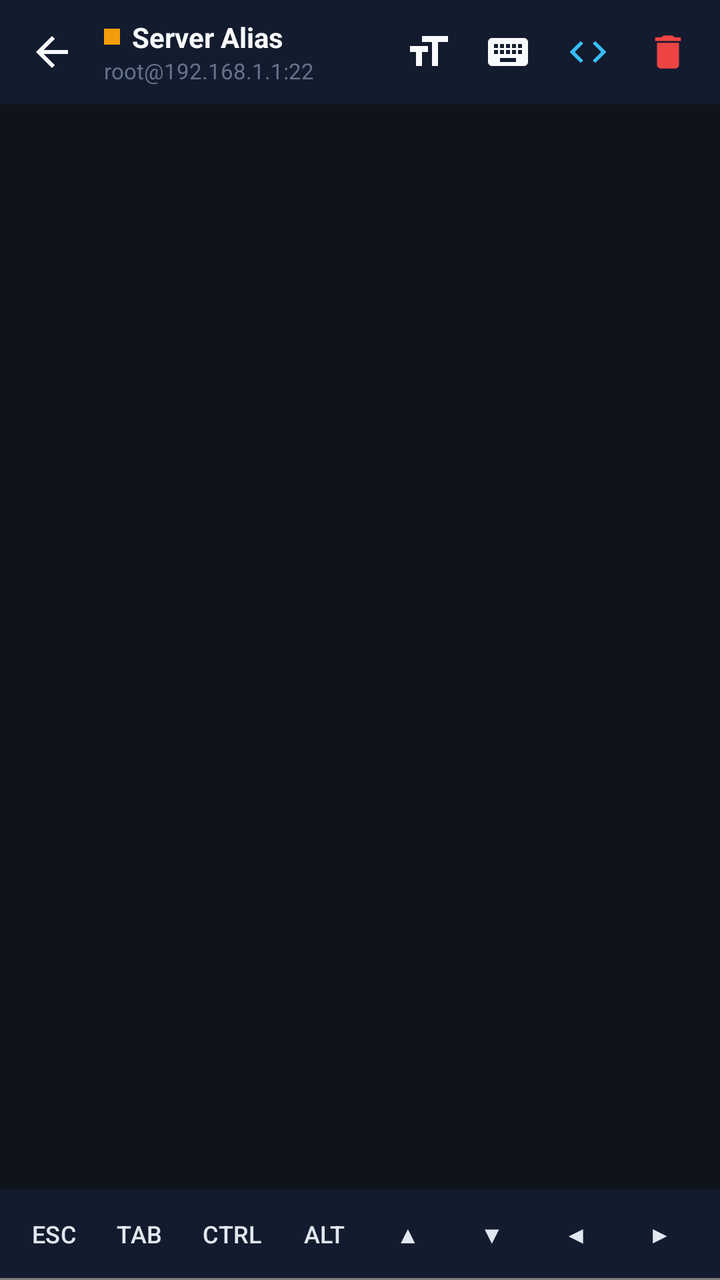
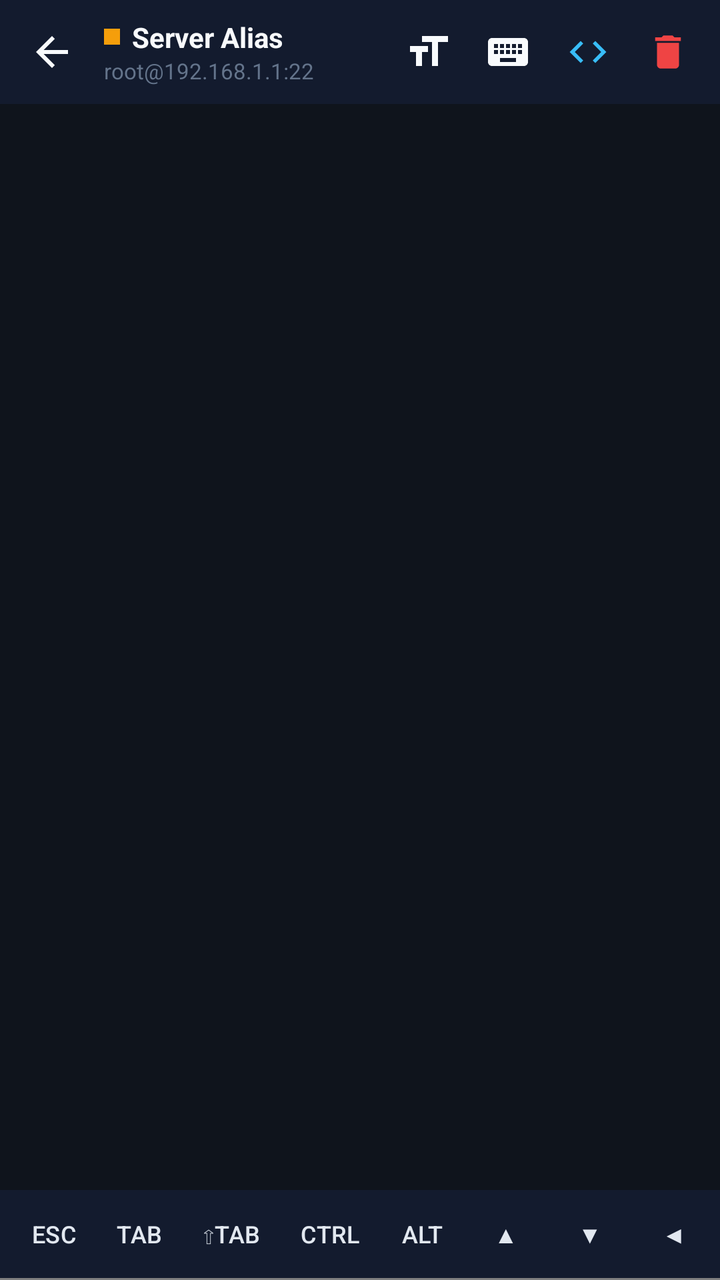

The first picture is an Android layout as it rendered before a commit; the second is the same layout after the commit. The layout source and the unified diff follow.
<!-- AndroidManifest.xml: activity theme Theme.LeuwiPanjang.Terminal -->
<!-- res/layout/activity_terminal.xml -->
<?xml version="1.0" encoding="utf-8"?>
<LinearLayout xmlns:android="http://schemas.android.com/apk/res/android"
    xmlns:app="http://schemas.android.com/apk/res-auto"
    android:layout_width="match_parent"
    android:layout_height="match_parent"
    android:background="@color/terminal_bg"
    android:orientation="vertical">

    
    <LinearLayout
        android:layout_width="match_parent"
        android:layout_height="52dp"
        android:background="@color/surface_dark"
        android:gravity="center_vertical"
        android:orientation="horizontal"
        android:paddingStart="8dp"
        android:paddingEnd="8dp">

        <ImageView
            android:id="@+id/btnBack"
            android:layout_width="36dp"
            android:layout_height="36dp"
            android:background="?attr/selectableItemBackgroundBorderless"
            android:contentDescription="@null"
            android:padding="6dp"
            android:src="@drawable/ic_arrow_back"
            app:tint="@color/text_primary" />

        <LinearLayout
            android:layout_width="0dp"
            android:layout_height="wrap_content"
            android:layout_marginStart="8dp"
            android:layout_weight="1"
            android:orientation="vertical">

            <LinearLayout
                android:layout_width="wrap_content"
                android:layout_height="wrap_content"
                android:gravity="center_vertical"
                android:orientation="horizontal">

                
                <View
                    android:id="@+id/viewStatusDot"
                    android:layout_width="8dp"
                    android:layout_height="8dp"
                    android:layout_marginEnd="6dp"
                    android:background="@color/status_warning" />

                <TextView
                    android:id="@+id/tvTerminalTitle"
                    android:layout_width="wrap_content"
                    android:layout_height="wrap_content"
                    android:text="Server Alias"
                    android:textColor="@color/text_primary"
                    android:textSize="14sp"
                    android:textStyle="bold" />
            </LinearLayout>

            <TextView
                android:id="@+id/tvTerminalSubtitle"
                android:layout_width="wrap_content"
                android:layout_height="wrap_content"
                android:text="root@192.168.1.1:22"
                android:textColor="@color/text_muted"
                android:textSize="11sp" />
        </LinearLayout>

        
        <ImageView
            android:id="@+id/btnFontSize"
            android:layout_width="36dp"
            android:layout_height="36dp"
            android:background="?attr/selectableItemBackgroundBorderless"
            android:contentDescription="@string/font_size"
            android:padding="6dp"
            android:src="@drawable/ic_format_size"
            app:tint="@color/text_primary" />

        
        <ImageView
            android:id="@+id/btnToggleKeyboard"
            android:layout_width="36dp"
            android:layout_height="36dp"
            android:layout_marginStart="4dp"
            android:background="?attr/selectableItemBackgroundBorderless"
            android:contentDescription="@string/toggle_keyboard"
            android:padding="6dp"
            android:src="@drawable/ic_keyboard"
            app:tint="@color/text_primary" />

        
        <ImageView
            android:id="@+id/btnRunSnippet"
            android:layout_width="36dp"
            android:layout_height="36dp"
            android:layout_marginStart="4dp"
            android:background="?attr/selectableItemBackgroundBorderless"
            android:contentDescription="@null"
            android:padding="7dp"
            android:src="@drawable/ic_code"
            app:tint="@color/primary" />

        
        <ImageView
            android:id="@+id/btnDisconnect"
            android:layout_width="36dp"
            android:layout_height="36dp"
            android:layout_marginStart="4dp"
            android:background="?attr/selectableItemBackgroundBorderless"
            android:contentDescription="@null"
            android:padding="7dp"
            android:src="@drawable/ic_delete"
            app:tint="@color/status_error" />

    </LinearLayout>

    
    <ScrollView
        android:id="@+id/scrollTerminal"
        android:layout_width="match_parent"
        android:layout_height="0dp"
        android:layout_weight="1"
        android:clipToPadding="false"
        android:fillViewport="true"
        android:focusable="false"
        android:focusableInTouchMode="false"
        android:paddingStart="8dp"
        android:paddingEnd="8dp"
        android:paddingTop="8dp"
        android:paddingBottom="4dp">

        <TextView
            android:id="@+id/tvTerminalOutput"
            android:layout_width="match_parent"
            android:layout_height="wrap_content"
            android:fontFamily="monospace"
            android:lineSpacingExtra="2dp"
            android:focusable="false"
            android:focusableInTouchMode="false"
            android:paddingBottom="28dp"
            android:textColor="@color/text_primary"
            android:textSize="13sp" />
    </ScrollView>

    
    <HorizontalScrollView
        android:layout_width="match_parent"
        android:layout_height="44dp"
        android:background="@color/surface_dark"
        android:scrollbars="none">

        <LinearLayout
            android:id="@+id/layoutAccessoryKeys"
            android:layout_width="wrap_content"
            android:layout_height="match_parent"
            android:gravity="center_vertical"
            android:orientation="horizontal"
            android:paddingStart="8dp"
            android:paddingEnd="8dp">

            <Button
                android:id="@+id/keyEsc"
                style="@style/Widget.LeuwiPanjang.KeyButton"
                android:layout_width="wrap_content"
                android:layout_height="32dp"
                android:layout_marginEnd="4dp"
                android:text="ESC" />

            <Button
                android:id="@+id/keyTab"
                style="@style/Widget.LeuwiPanjang.KeyButton"
                android:layout_width="wrap_content"
                android:layout_height="32dp"
                android:layout_marginEnd="4dp"
                android:text="TAB" />

            <Button
                android:id="@+id/keyCtrl"
                style="@style/Widget.LeuwiPanjang.KeyButton"
                android:layout_width="wrap_content"
                android:layout_height="32dp"
                android:layout_marginEnd="4dp"
                android:text="CTRL" />

            <Button
                android:id="@+id/keyAlt"
                style="@style/Widget.LeuwiPanjang.KeyButton"
                android:layout_width="wrap_content"
                android:layout_height="32dp"
                android:layout_marginEnd="4dp"
                android:text="ALT" />

            <Button
                android:id="@+id/keyUp"
                style="@style/Widget.LeuwiPanjang.KeyButton"
                android:layout_width="wrap_content"
                android:layout_height="32dp"
                android:layout_marginEnd="4dp"
                android:text="▲" />

            <Button
                android:id="@+id/keyDown"
                style="@style/Widget.LeuwiPanjang.KeyButton"
                android:layout_width="wrap_content"
                android:layout_height="32dp"
                android:layout_marginEnd="4dp"
                android:text="▼" />

            <Button
                android:id="@+id/keyLeft"
                style="@style/Widget.LeuwiPanjang.KeyButton"
                android:layout_width="wrap_content"
                android:layout_height="32dp"
                android:layout_marginEnd="4dp"
                android:text="◀" />

            <Button
                android:id="@+id/keyRight"
                style="@style/Widget.LeuwiPanjang.KeyButton"
                android:layout_width="wrap_content"
                android:layout_height="32dp"
                android:layout_marginEnd="4dp"
                android:text="▶" />

            <Button
                android:id="@+id/keyPipe"
                style="@style/Widget.LeuwiPanjang.KeyButton"
                android:layout_width="wrap_content"
                android:layout_height="32dp"
                android:layout_marginEnd="4dp"
                android:text="|" />

            <Button
                android:id="@+id/keySlash"
                style="@style/Widget.LeuwiPanjang.KeyButton"
                android:layout_width="wrap_content"
                android:layout_height="32dp"
                android:layout_marginEnd="4dp"
                android:text="/" />

            <Button
                android:id="@+id/keyTilde"
                style="@style/Widget.LeuwiPanjang.KeyButton"
                android:layout_width="wrap_content"
                android:layout_height="32dp"
                android:layout_marginEnd="4dp"
                android:text="~" />

            <Button
                android:id="@+id/keyDash"
                style="@style/Widget.LeuwiPanjang.KeyButton"
                android:layout_width="wrap_content"
                android:layout_height="32dp"
                android:layout_marginEnd="4dp"
                android:text="-" />

            <Button
                android:id="@+id/keyColon"
                style="@style/Widget.LeuwiPanjang.KeyButton"
                android:layout_width="wrap_content"
                android:layout_height="32dp"
                android:layout_marginEnd="4dp"
                android:text=":" />

            <Button
                android:id="@+id/keyCtrlC"
                style="@style/Widget.LeuwiPanjang.KeyButton"
                android:layout_width="wrap_content"
                android:layout_height="32dp"
                android:layout_marginEnd="4dp"
                android:text="^C"
                android:textColor="@color/status_error" />

            <Button
                android:id="@+id/keyCtrlD"
                style="@style/Widget.LeuwiPanjang.KeyButton"
                android:layout_width="wrap_content"
                android:layout_height="32dp"
                android:layout_marginEnd="4dp"
                android:text="^D" />

            <Button
                android:id="@+id/keyCtrlBackslash"
                style="@style/Widget.LeuwiPanjang.KeyButton"
                android:layout_width="wrap_content"
                android:layout_height="32dp"
                android:layout_marginEnd="4dp"
                android:text="^\\"
                android:textColor="@color/status_warning" />

            <Button
                android:id="@+id/keyCtrlZ"
                style="@style/Widget.LeuwiPanjang.KeyButton"
                android:layout_width="wrap_content"
                android:layout_height="32dp"
                android:text="^Z" />

        </LinearLayout>
    </HorizontalScrollView>

    
    <id.biz.id.leuwipanjang.ui.terminal.TerminalInputView
        android:id="@+id/etTerminalInput"
        android:layout_width="match_parent"
        android:layout_height="1dp"
        android:focusable="true"
        android:focusableInTouchMode="true"
        android:importantForAccessibility="no" />

</LinearLayout>
<!-- resources referenced by this layout -->
<resources>
  <color name="primary">#38BDF8</color>
  <color name="status_error">#EF4444</color>
  <color name="status_warning">#F59E0B</color>
  <color name="surface_dark">#131B2E</color>
  <color name="terminal_bg">#0F141C</color>
  <color name="text_muted">#64748B</color>
  <color name="text_primary">#F8FAFC</color>
  <!-- drawable ic_arrow_back (drawable) -->
  <vector xmlns:android="http://schemas.android.com/apk/res/android"
      android:width="24dp"
      android:height="24dp"
      android:viewportWidth="24"
      android:viewportHeight="24">
    <path
        android:fillColor="@color/text_primary"
        android:pathData="M20,11H7.83l5.59,-5.59L12,4l-8,8 8,8 1.41,-1.41L7.83,13H20v-2z"/>
  </vector>
  <!-- drawable ic_code (drawable) -->
  <vector xmlns:android="http://schemas.android.com/apk/res/android"
      android:width="24dp"
      android:height="24dp"
      android:viewportWidth="24"
      android:viewportHeight="24">
    <path
        android:fillColor="@color/text_primary"
        android:pathData="M9.4,16.6L4.8,12l4.6,-4.6L8,6l-6,6 6,6 1.4,-1.4zm5.2,0l4.6,-4.6 -4.6,-4.6L16,6l6,6 -6,6 -1.4,-1.4z"/>
  </vector>
  <!-- drawable ic_delete (drawable) -->
  <vector xmlns:android="http://schemas.android.com/apk/res/android"
      android:width="24dp"
      android:height="24dp"
      android:viewportWidth="24"
      android:viewportHeight="24">
    <path
        android:fillColor="@color/text_primary"
        android:pathData="M6,19c0,1.1 0.9,2 2,2h8c1.1,0 2,-0.9 2,-2V7H6v12zM19,4h-3.5l-1,-1h-5l-1,1H5v2h14V4z"/>
  </vector>
  <!-- drawable ic_format_size (drawable) -->
  <vector xmlns:android="http://schemas.android.com/apk/res/android"
      android:width="24dp"
      android:height="24dp"
      android:viewportWidth="24"
      android:viewportHeight="24">
    <path
        android:fillColor="@color/text_primary"
        android:pathData="M9,4v3h5v12h3V7h5V4H9zm-6,8h3v7h3v-7h3V9H3v3z"/>
  </vector>
  <!-- drawable ic_keyboard (drawable) -->
  <vector xmlns:android="http://schemas.android.com/apk/res/android"
      android:width="24dp"
      android:height="24dp"
      android:viewportWidth="24"
      android:viewportHeight="24">
    <path
        android:fillColor="@color/text_primary"
        android:pathData="M20,5H4c-1.1,0 -1.99,0.9 -1.99,2L2,17c0,1.1 0.9,2 2,2h16c1.1,0 2,-0.9 2,-2V7c0,-1.1 -0.9,-2 -2,-2zm-9,3h2v2h-2V8zm0,3h2v2h-2v-2zM8,8h2v2H8V8zm0,3h2v2H8v-2zm-1,2H5v-2h2v2zm0,-3H5V8h2v2zm9,7H8v-2h8v2zm0,-4h-2v-2h2v2zm0,-3h-2V8h2v2zm3,3h-2v-2h2v2zm0,-3h-2V8h2v2z"/>
  </vector>
  <string name="font_size">Font Size</string>
  <string name="toggle_keyboard">Toggle Keyboard</string>
  <style name="Widget.LeuwiPanjang.KeyButton" parent="Widget.Material3.Button.TonalButton">
          <item name="backgroundTint">@color/terminal_key_btn_bg</item>
          <item name="android:textColor">@color/terminal_key_text</item>
          <item name="android:textSize">12sp</item>
          <item name="android:minWidth">38dp</item>
          <item name="android:minHeight">36dp</item>
          <item name="cornerRadius">6dp</item>
          <item name="android:paddingLeft">8dp</item>
          <item name="android:paddingRight">8dp</item>
          <item name="android:paddingTop">4dp</item>
          <item name="android:paddingBottom">4dp</item>
          <item name="android:textAllCaps">false</item>
          <item name="android:focusable">false</item>
          <item name="android:focusableInTouchMode">false</item>
      </style>
  <style name="Theme.LeuwiPanjang.Terminal" parent="Theme.LeuwiPanjang">
          <item name="android:windowBackground">@color/terminal_bg</item>
          <item name="android:statusBarColor">@color/terminal_bg</item>
          <item name="android:navigationBarColor">@color/surface_dark</item>
      </style>
  <color name="terminal_key_btn_bg">#1E293B</color>
  <color name="terminal_key_text">#E2E8F0</color>
  <color name="primary_variant">#0284C7</color>
  <color name="secondary">#6366F1</color>
  <color name="bg_dark">#0B0F19</color>
  <color name="surface_card">#1B2438</color>
  <color name="text_secondary">#94A3B8</color>
  <!-- unchanged entries left out for length: 1 -->
</resources>

<!-- the commit's change to res/layout/activity_terminal.xml (unified diff, before → after) -->
@@ -176,6 +176,14 @@
                 android:text="TAB" />
 
             <Button
+                android:id="@+id/keyShiftTab"
+                style="@style/Widget.LeuwiPanjang.KeyButton"
+                android:layout_width="wrap_content"
+                android:layout_height="32dp"
+                android:layout_marginEnd="4dp"
+                android:text="⇧TAB" />
+
+            <Button
                 android:id="@+id/keyCtrl"
                 style="@style/Widget.LeuwiPanjang.KeyButton"
                 android:layout_width="wrap_content"
